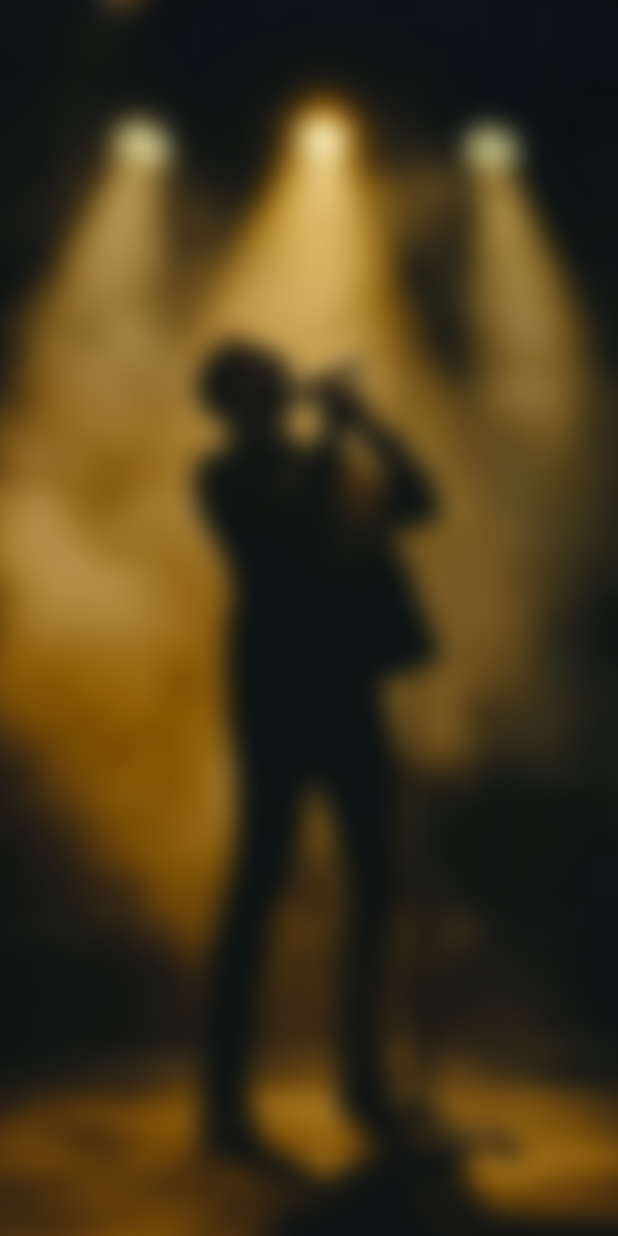
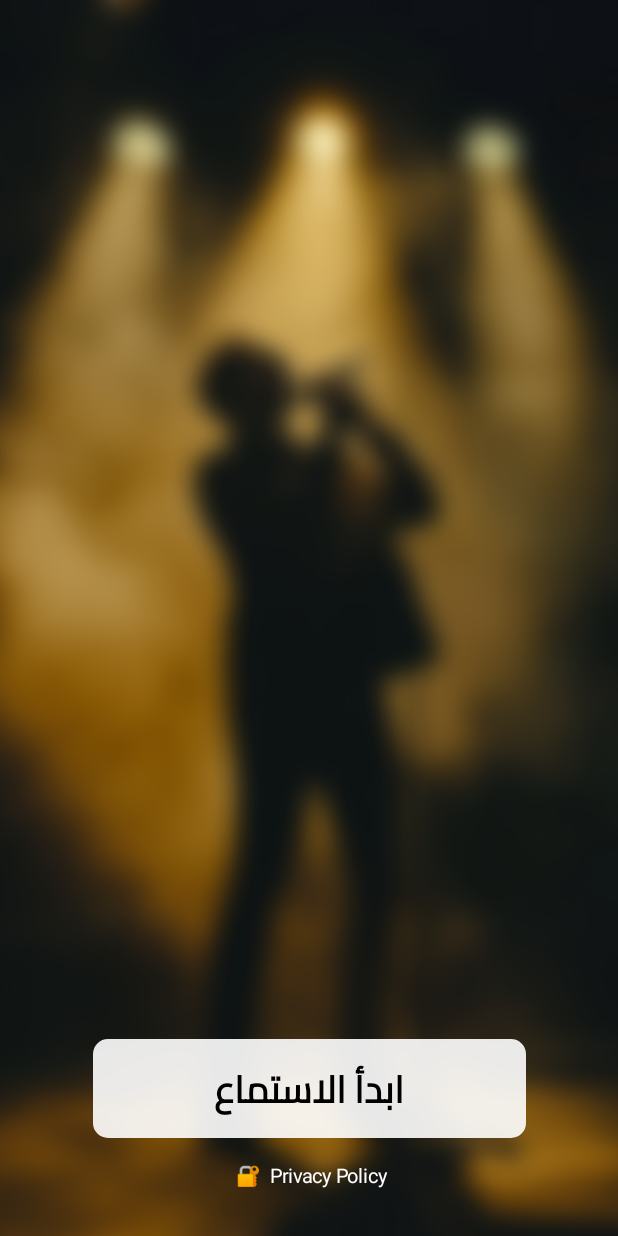
Before and after one commit to zowaa/Music_App, an Android app built with Jetpack Compose: the screen it shows after launch (MainActivity), on a phone screen of 412 x 824 dp. Run offline under Robolectric (Android 15) with nearby library versions, the phone set to English and light mode, and no system bars.

Commit message:
Start listening button + Privacy Policy text : OK

```diff
--- a/app/src/main/java/com/example/musicapp/MainActivity.kt
+++ b/app/src/main/java/com/example/musicapp/MainActivity.kt
@@ -5,12 +5,29 @@ import androidx.activity.ComponentActivity
 import androidx.activity.compose.setContent
 import androidx.compose.foundation.Image
 import androidx.compose.foundation.layout.Box
+import androidx.compose.foundation.layout.Column
+import androidx.compose.foundation.layout.Spacer
 import androidx.compose.foundation.layout.fillMaxSize
+import androidx.compose.foundation.layout.fillMaxWidth
+import androidx.compose.foundation.layout.height
+import androidx.compose.foundation.layout.padding
+import androidx.compose.foundation.shape.RoundedCornerShape
+import androidx.compose.material3.Button
+import androidx.compose.material3.ButtonDefaults
+import androidx.compose.material3.Text
 import androidx.compose.runtime.Composable
+import androidx.compose.ui.Alignment
 import androidx.compose.ui.Modifier
 import androidx.compose.ui.layout.ContentScale
 import androidx.compose.ui.res.painterResource
+import androidx.compose.ui.unit.dp
+import androidx.compose.ui.unit.sp
+import androidx.compose.ui.graphics.Color
+import androidx.compose.ui.text.font.Font
+import androidx.compose.ui.text.font.FontFamily
+import androidx.compose.ui.text.font.FontWeight
 
+val myFont = FontFamily(Font(R.font.cairo))
 
 class MainActivity : ComponentActivity() {
     override fun onCreate(savedInstanceState: Bundle?) {
@@ -32,5 +49,39 @@ fun Home() {
             contentScale = ContentScale.Crop,
             modifier = Modifier.fillMaxSize()
         )
+        Column(
+            modifier = Modifier
+                .fillMaxWidth()
+                .align(Alignment.BottomCenter)
+                .padding(bottom = 32.dp),
+            horizontalAlignment = Alignment.CenterHorizontally
+        ) {
+            Button(
+                onClick = { /* Men Be3d */ },
+                shape = RoundedCornerShape(10.dp),
+                colors = ButtonDefaults.buttonColors(
+                    containerColor = Color.White.copy(alpha = 0.9f),
+                    contentColor = Color.Black
+                ),
+                modifier = Modifier
+                    .fillMaxWidth(0.7f)
+                    .height(66.dp)
+            ) {
+                Text(
+                    text = "ابدأ الاستماع",
+                    fontSize = 25.sp,
+                    fontWeight = FontWeight.Bold,
+                    fontFamily = myFont
+                )
+            }
+
+            Spacer(modifier = Modifier.height(18.dp))
+
+            Text(
+                text = " 🔐  Privacy Policy",
+                fontSize = 13.sp,
+                color = Color.White
+            )
+        }
     }
 }
```
Also changed, not shown: app/src/main/res/font/cairo.ttf (added).
